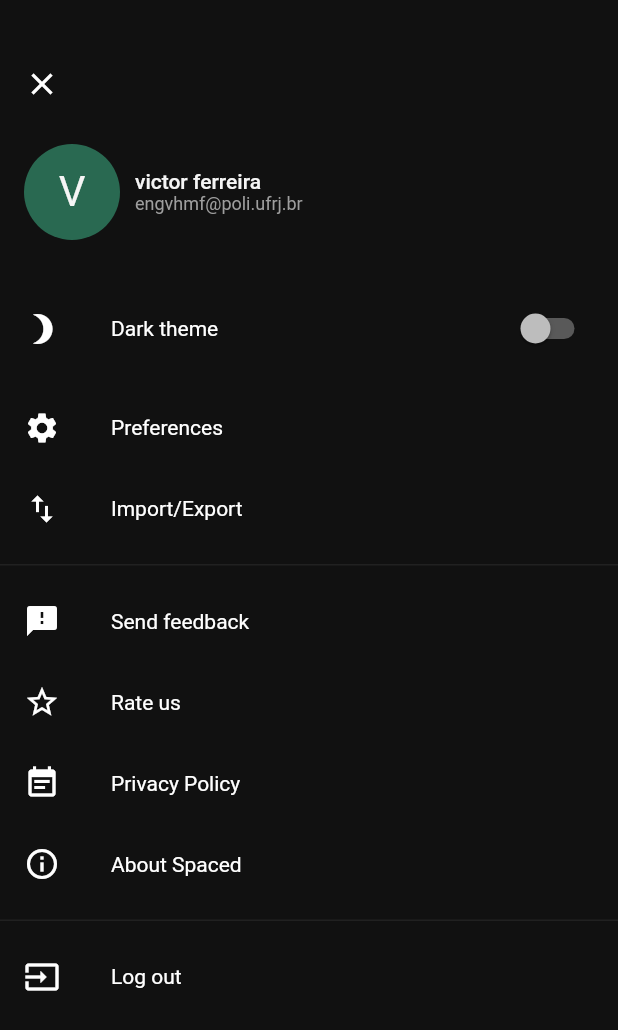
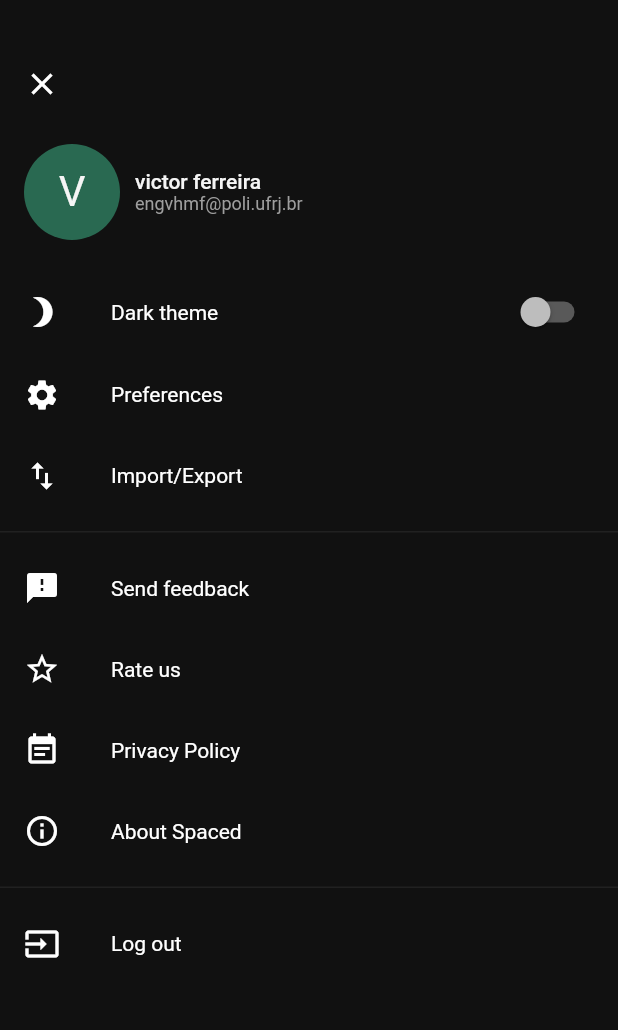
Before and after one commit to victorhmacfer/retrieval_practice, a Flutter app: the screen it shows after launch, on a phone screen of 412 x 824 dp. Shown: the top 1030 px of the screen. Run offline on Flutter 3.47's test engine with Material 2 defaults, Android fonts, the phone set to English and light mode, and no system bars; our stand-ins replace firebase_auth, sembast; accounts and stored records are empty.

Commit message:
fix spacing of toggle tile in settings screen

```diff
--- a/lib/screens/settings_screen.dart
+++ b/lib/screens/settings_screen.dart
@@ -66,7 +66,7 @@
   Widget _actionWithToggle(icon, textString) {
     return Container(
       // color: Colors.blue,
-      padding: EdgeInsets.symmetric(vertical: 15, horizontal: horizontalPadding),
+      padding: EdgeInsets.symmetric(vertical: 4, horizontal: horizontalPadding),
       child: Row(
         mainAxisAlignment: MainAxisAlignment.spaceBetween,
         children: <Widget>[
@@ -78,7 +78,9 @@
             ],
           ),
 
-          Switch(
+          Container(
+            // color: Colors.red,
+            child: Switch(
               activeColor: appBlue,
               value: darkThemeEnabled,
               onChanged: (newValue) {
@@ -87,6 +89,7 @@
                 });
               }
             ),
+          ),
         ],
       ),
     );
@@ -94,7 +97,7 @@
 
   Widget _actionRow(icon, textString) {
     return Container(
-      // color: Colors.blue,
+      // color: Colors.yellow,
       padding: EdgeInsets.symmetric(vertical: 15, horizontal: horizontalPadding),
       child: Row(
         children: <Widget>[
```
Lines whose indentation alone changed are shown as unchanged.
